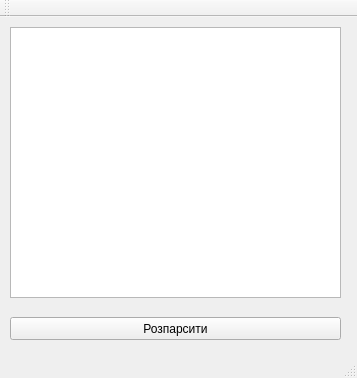
ErdtR/HeroScript, file mainwindow.ui: the form before one commit.
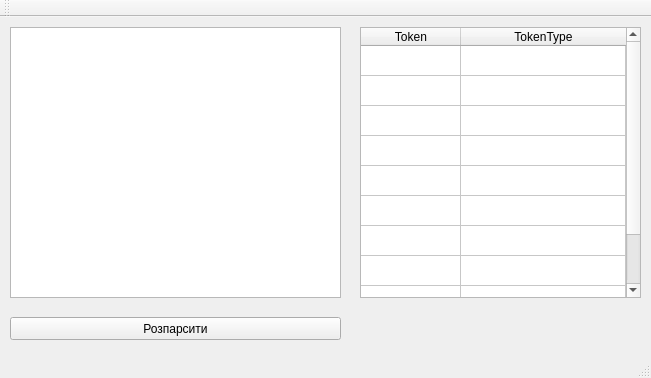
The form after the commit.

```diff
--- a/mainwindow.ui
+++ b/mainwindow.ui
@@ -6,7 +6,7 @@
    <rect>
     <x>0</x>
     <y>0</y>
-    <width>357</width>
+    <width>651</width>
     <height>378</height>
    </rect>
   </property>
@@ -47,6 +47,54 @@
      <string>Розпарсити</string>
     </property>
    </widget>
+   <widget class="QTableWidget" name="tableWidget">
+    <property name="geometry">
+     <rect>
+      <x>360</x>
+      <y>10</y>
+      <width>281</width>
+      <height>271</height>
+     </rect>
+    </property>
+    <property name="rowCount">
+     <number>10</number>
+    </property>
+    <property name="columnCount">
+     <number>2</number>
+    </property>
+    <attribute name="horizontalHeaderVisible">
+     <bool>true</bool>
+    </attribute>
+    <attribute name="horizontalHeaderCascadingSectionResizes">
+     <bool>false</bool>
+    </attribute>
+    <attribute name="horizontalHeaderStretchLastSection">
+     <bool>true</bool>
+    </attribute>
+    <attribute name="verticalHeaderVisible">
+     <bool>false</bool>
+    </attribute>
+    <row/>
+    <row/>
+    <row/>
+    <row/>
+    <row/>
+    <row/>
+    <row/>
+    <row/>
+    <row/>
+    <row/>
+    <column>
+     <property name="text">
+      <string>Token</string>
+     </property>
+    </column>
+    <column>
+     <property name="text">
+      <string>TokenType</string>
+     </property>
+    </column>
+   </widget>
   </widget>
   <widget class="QMenuBar" name="menuBar">
    <property name="geometry">
```
Left out of the diff: 2 changed lines with no effect on the pictures.
